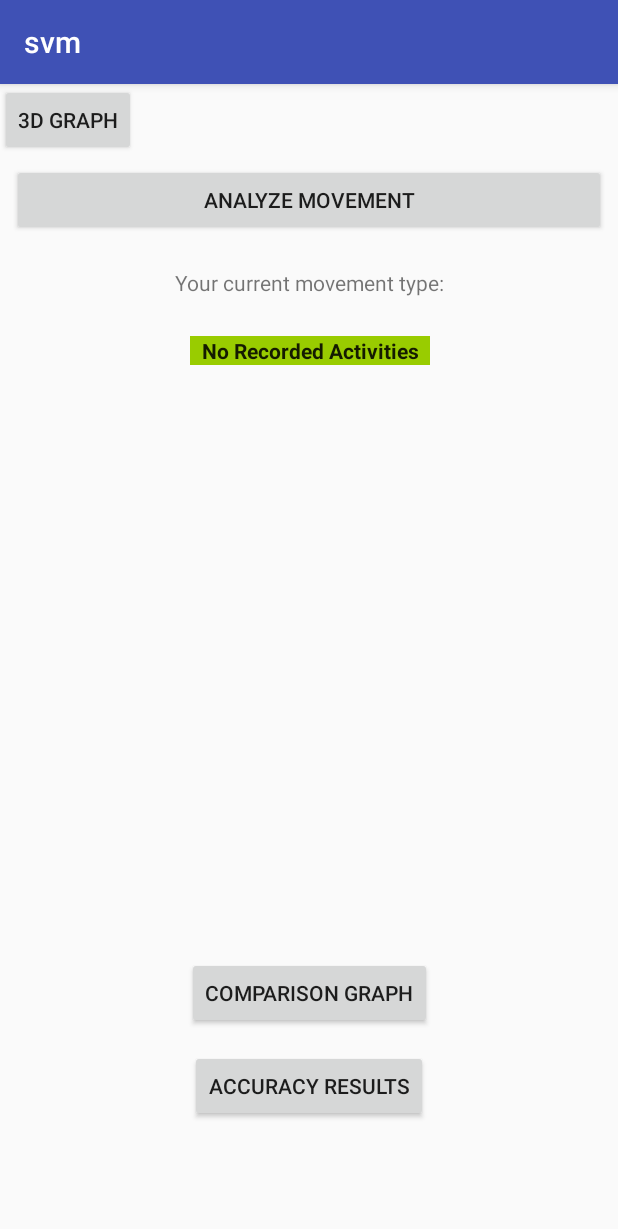
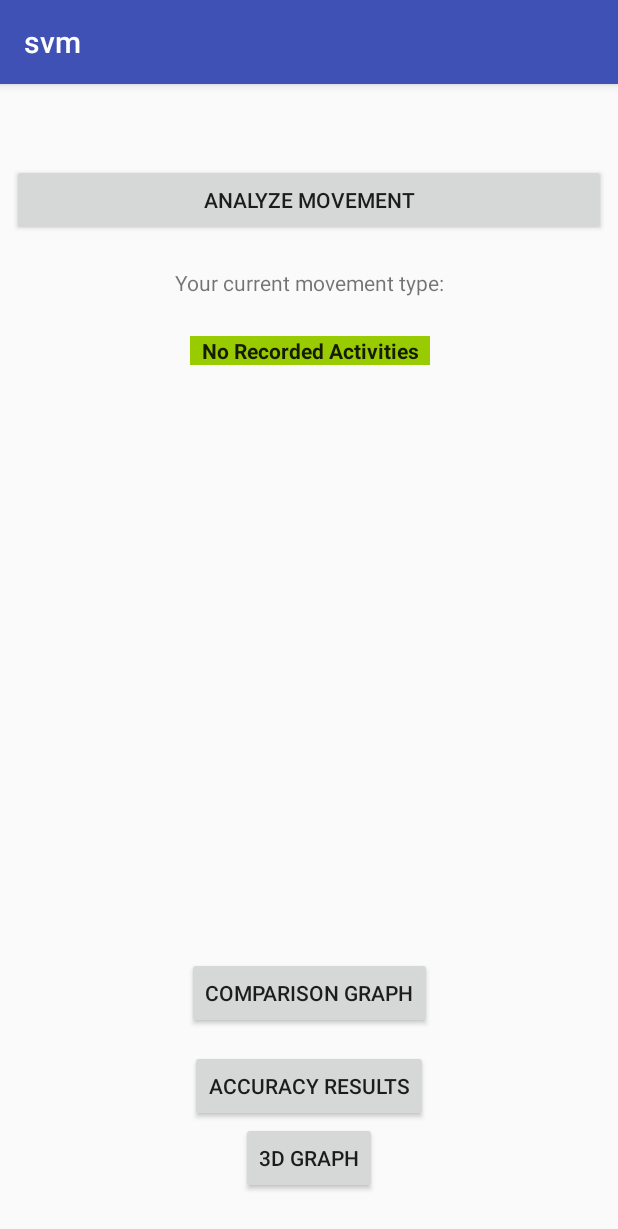
Before and after one commit to Schachte/support_vector_machines_android, an Android app: the screen it shows after launch (MainActivity), on a phone screen of 412 x 824 dp. Shown: the top 1229 px of the screen. Run offline under Robolectric (Android 15) with nearby library versions, the phone set to English and light mode, and no system bars.

Commit message:
Moved button below other buttons

```diff
--- a/app/src/main/res/layout/activity_main.xml
+++ b/app/src/main/res/layout/activity_main.xml
@@ -102,7 +102,9 @@
         android:layout_width="wrap_content"
         android:layout_height="wrap_content"
         android:text="3D Graph"
-        tools:layout_editor_absoluteX="148dp"
-        tools:layout_editor_absoluteY="447dp" />
+        tools:layout_constraintBottom_creator="1"
+        app:layout_constraintLeft_toLeftOf="parent"
+        app:layout_constraintRight_toRightOf="parent"
+        app:layout_constraintTop_toBottomOf="@id/accuracy_resultsBtn"/>
 
 </android.support.constraint.ConstraintLayout>
```
